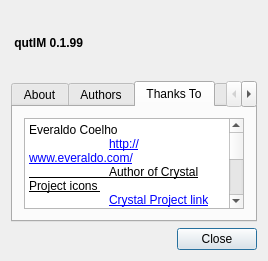
First picture: the form in src/aboutinfo.ui, repository Winand/mqutim, before the edit.
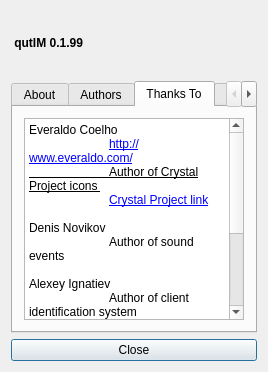
Second picture: the form after the edit. The open tabs and pages were chosen to show the change. Icons and pictures are not drawn.

Diff of the .ui file:
```diff
--- a/src/aboutinfo.ui
+++ b/src/aboutinfo.ui
@@ -6,7 +6,7 @@
     <x>0</x>
     <y>0</y>
     <width>268</width>
-    <height>261</height>
+    <height>372</height>
    </rect>
   </property>
   <property name="sizePolicy" >
@@ -22,41 +22,8 @@
    <iconset resource="../qutim.qrc" >
     <normaloff>:/icons/qutim.png</normaloff>:/icons/qutim.png</iconset>
   </property>
-  <layout class="QGridLayout" name="gridLayout" >
-   <item row="3" column="0" >
-    <spacer name="horizontalSpacer" >
-     <property name="orientation" >
-      <enum>Qt::Horizontal</enum>
-     </property>
-     <property name="sizeHint" stdset="0" >
-      <size>
-       <width>0</width>
-       <height>20</height>
-      </size>
-     </property>
-    </spacer>
-   </item>
-   <item row="3" column="1" >
-    <widget class="QPushButton" name="pushButton" >
-     <property name="text" >
-      <string>Close</string>
-     </property>
-     <property name="icon" >
-      <iconset resource="../qutim.qrc" >
-       <normaloff>:/icons/crystal_project/cancel.png</normaloff>:/icons/crystal_project/cancel.png</iconset>
-     </property>
-     <property name="shortcut" >
-      <string>Return</string>
-     </property>
-     <property name="autoDefault" >
-      <bool>true</bool>
-     </property>
-     <property name="default" >
-      <bool>true</bool>
-     </property>
-    </widget>
-   </item>
-   <item row="1" column="0" colspan="2" >
+  <layout class="QVBoxLayout" name="verticalLayout" >
+   <item>
     <widget class="QLabel" name="label" >
      <property name="minimumSize" >
       <size>
@@ -73,7 +40,7 @@
      </property>
     </widget>
    </item>
-   <item row="2" column="0" colspan="2" >
+   <item>
     <widget class="QTabWidget" name="tabWidget" >
      <property name="currentIndex" >
       <number>0</number>
@@ -575,6 +542,26 @@
      </widget>
     </widget>
    </item>
+   <item>
+    <widget class="QPushButton" name="pushButton" >
+     <property name="text" >
+      <string>Close</string>
+     </property>
+     <property name="icon" >
+      <iconset resource="../qutim.qrc" >
+       <normaloff>:/icons/crystal_project/cancel.png</normaloff>:/icons/crystal_project/cancel.png</iconset>
+     </property>
+     <property name="shortcut" >
+      <string>Return</string>
+     </property>
+     <property name="autoDefault" >
+      <bool>true</bool>
+     </property>
+     <property name="default" >
+      <bool>true</bool>
+     </property>
+    </widget>
+   </item>
   </layout>
   <zorder>pushButton</zorder>
   <zorder>label</zorder>
```
Left out of the diff: 7 changed lines with no effect on the pictures.
